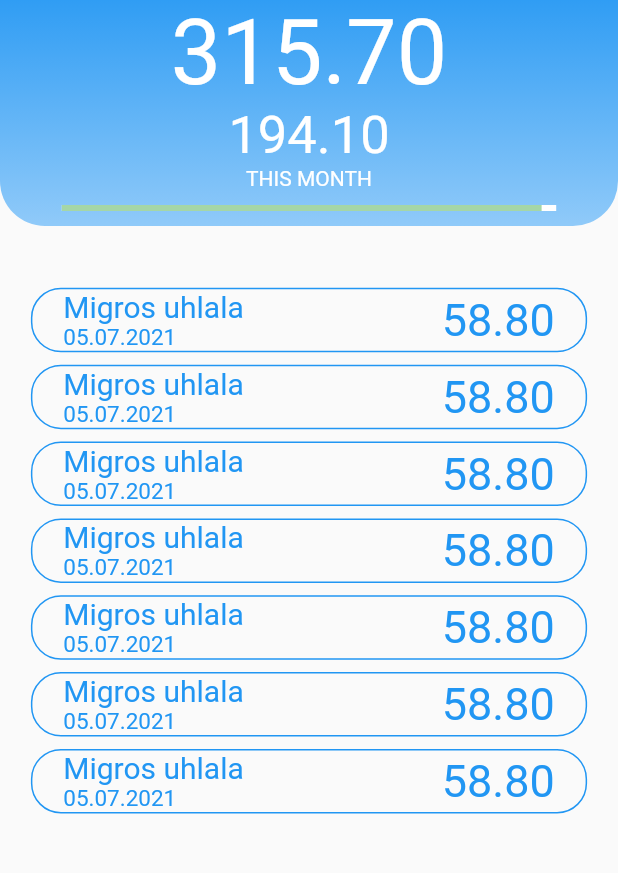
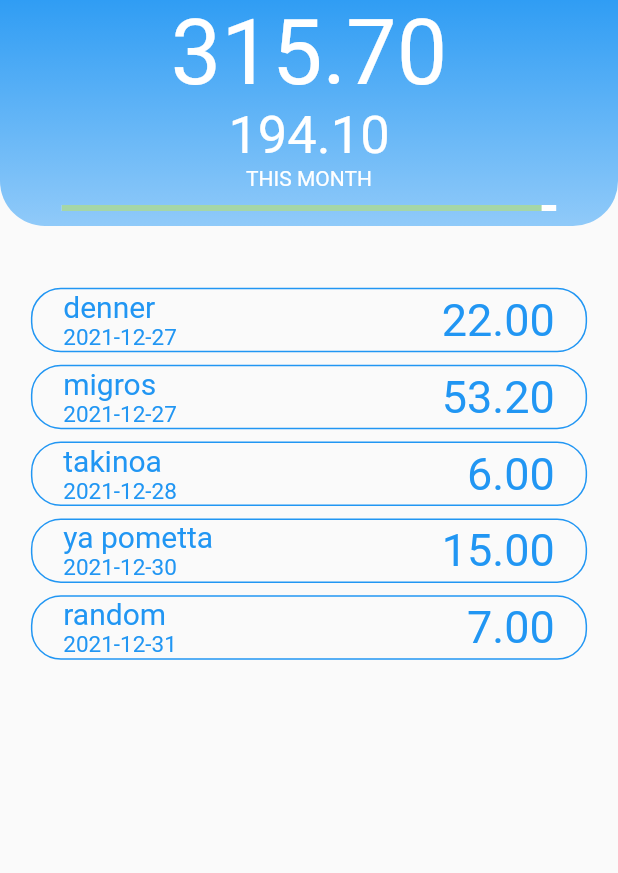
Before and after one commit to rovati/exp-app, a Flutter app: the ExpenseScreen screen opened directly, on a phone screen of 412 x 824 dp, the part 119-992 px from its top. Run offline on Flutter 3.47's test engine with Material 2 defaults, Android fonts, the phone set to English and light mode, and no system bars; our stand-ins replace page_transition.

Commit message:
Add expense entry, expense list models

```diff
--- a/exp_app/lib/main.dart
+++ b/exp_app/lib/main.dart
@@ -1,9 +1,16 @@
 import 'package:flutter/material.dart';
+import 'package:provider/provider.dart';
 
+import 'model/ExpenseList.dart';
 import 'screen/HomeScreen.dart';
 
 void main() {
-  runApp(const MyApp());
+  runApp(MultiProvider(
+    providers: [
+      ChangeNotifierProvider(create: (_) => ExpenseList()),
+    ],
+    child: const MyApp(),
+  ));
 }
 
 class MyApp extends StatelessWidget {
--- /dev/null
+++ b/exp_app/lib/model/ExpenseEntry.dart
@@ -0,0 +1,23 @@
+class ExpenseEntry {
+  final String title;
+  final double amount;
+  final DateTime date;
+
+  ExpenseEntry(this.title, this.amount, this.date);
+
+  ExpenseEntry.fromJson(Map<String, dynamic> json)
+      : title = json['title'],
+        amount = json['amount'] as double,
+        date = json['date'] as DateTime;
+
+  Map<String, dynamic> toJson() =>
+      {'title': title, 'amount': amount, 'date': date};
+
+  ExpenseEntry modifyTitle(String newTitle) {
+    return ExpenseEntry(newTitle, amount, date);
+  }
+
+  ExpenseEntry modifyAmount(double newAmount) {
+    return ExpenseEntry(title, newAmount, date);
+  }
+}
--- /dev/null
+++ b/exp_app/lib/model/ExpenseList.dart
@@ -0,0 +1,28 @@
+import 'package:exp/model/ExpenseEntry.dart';
+
+import 'package:flutter/material.dart';
+
+class ExpenseList extends ChangeNotifier {
+  static final ExpenseList _list = ExpenseList._internal();
+  late List<ExpenseEntry> entries;
+
+  factory ExpenseList() {
+    return _list;
+  }
+
+  ExpenseList._internal() {
+    fill();
+    notifyListeners();
+  }
+
+  void fill() {
+    entries = [
+      ExpenseEntry("migros", 53.20, DateTime(2021, 12, 27)),
+      ExpenseEntry("ya pometta", 15.00, DateTime(2021, 12, 30)),
+      ExpenseEntry("denner", 22.00, DateTime(2021, 12, 27)),
+      ExpenseEntry("takinoa", 6.00, DateTime(2021, 12, 28)),
+      ExpenseEntry("random", 7.00, DateTime(2021, 12, 31)),
+    ];
+    entries.sort((e1, e2) => e1.date.isBefore(e2.date) ? -1 : 1);
+  }
+}
--- a/exp_app/lib/screen/ExpenseScreen.dart
+++ b/exp_app/lib/screen/ExpenseScreen.dart
@@ -1,3 +1,4 @@
+import 'package:exp/widget/InteractiveExpenseList.dart';
 import 'package:flutter/material.dart';
 
 class ExpenseScreen extends StatefulWidget {
@@ -68,10 +69,6 @@ class _ExpenseScreenState extends State<ExpenseScreen> {
                       color: Colors.green.shade200,
                     ),
                   ),
-                  /* Text(
-                    "5.90 UNDER BUDGET",
-                    style: TextStyle(fontSize: 12, color: Colors.white),
-                  ), */
                   const SizedBox(
                     height: 10,
                   )
@@ -81,20 +78,8 @@ class _ExpenseScreenState extends State<ExpenseScreen> {
             SizedBox(
               height: MediaQuery.of(context).size.height * 0.05,
             ),
-            Expanded(
-              child: ListView.builder(
-                itemCount: 7,
-                itemBuilder: (context, index) {
-                  return Column(
-                    children: [
-                      const ExpenseTile(),
-                      SizedBox(
-                        height: MediaQuery.of(context).size.height * 0.01,
-                      )
-                    ],
-                  );
-                },
-              ),
+            const Expanded(
+              child: InteractiveExpenseList(),
             ),
           ],
         ),
--- /dev/null
+++ b/exp_app/lib/widget/InteractiveExpenseList.dart
@@ -0,0 +1,83 @@
+import 'package:exp/model/ExpenseEntry.dart';
+import 'package:exp/model/ExpenseList.dart';
+import 'package:flutter/material.dart';
+import 'package:intl/intl.dart';
+import 'package:provider/provider.dart';
+
+class InteractiveExpenseList extends StatefulWidget {
+  const InteractiveExpenseList({Key? key}) : super(key: key);
+
+  @override
+  _IntExpListState createState() => _IntExpListState();
+}
+
+class _IntExpListState extends State<InteractiveExpenseList> {
+  @override
+  Widget build(BuildContext context) {
+    return Consumer<ExpenseList>(
+      builder: (context, expenselist, child) => ListView.builder(
+        itemCount: expenselist.entries.length,
+        itemBuilder: (context, index) {
+          ExpenseEntry entry = expenselist.entries[index];
+          return Column(
+            children: [
+              generateTile(entry),
+              SizedBox(
+                height: MediaQuery.of(context).size.height * 0.01,
+              )
+            ],
+          );
+        },
+      ),
+    );
+  }
+
+  Widget generateTile(ExpenseEntry entry) {
+    return Container(
+      width: MediaQuery.of(context).size.width * 0.9,
+      decoration: BoxDecoration(
+        //gradient: color,
+        borderRadius: BorderRadius.circular(20),
+        border: Border.all(color: Colors.blue),
+      ),
+      child: Row(
+        children: [
+          SizedBox(width: MediaQuery.of(context).size.width * 0.05),
+          Expanded(
+            child: Stack(
+              alignment: Alignment.center,
+              children: [
+                Align(
+                  alignment: Alignment.centerLeft,
+                  child: Column(
+                    crossAxisAlignment: CrossAxisAlignment.start,
+                    children: [
+                      Text(
+                        entry.title,
+                        style:
+                            const TextStyle(color: Colors.blue, fontSize: 20),
+                      ),
+                      Text(
+                        DateFormat('yyyy-MM-dd').format(entry.date),
+                        style:
+                            const TextStyle(color: Colors.blue, fontSize: 15),
+                      ),
+                    ],
+                  ),
+                ),
+                Align(
+                  alignment: Alignment.centerRight,
+                  child: Text(
+                    entry.amount.toStringAsFixed(2),
+                    style: const TextStyle(color: Colors.blue, fontSize: 30),
+                  ),
+                ),
+              ],
+            ),
+          ),
+          SizedBox(width: MediaQuery.of(context).size.width * 0.05),
+        ],
+      ),
+    );
+  }
+}
--- a/exp_app/pubspec.yaml
+++ b/exp_app/pubspec.yaml
@@ -35,6 +35,8 @@ dependencies:
   # Use with the CupertinoIcons class for iOS style icons.
   cupertino_icons: ^1.0.2
   page_transition: "^2.0.4"
+  provider: ^5.0.0
+  intl: ^0.17.0
 
 dev_dependencies:
   flutter_test:
```
Also changed, not shown: exp_app/pubspec.lock.
